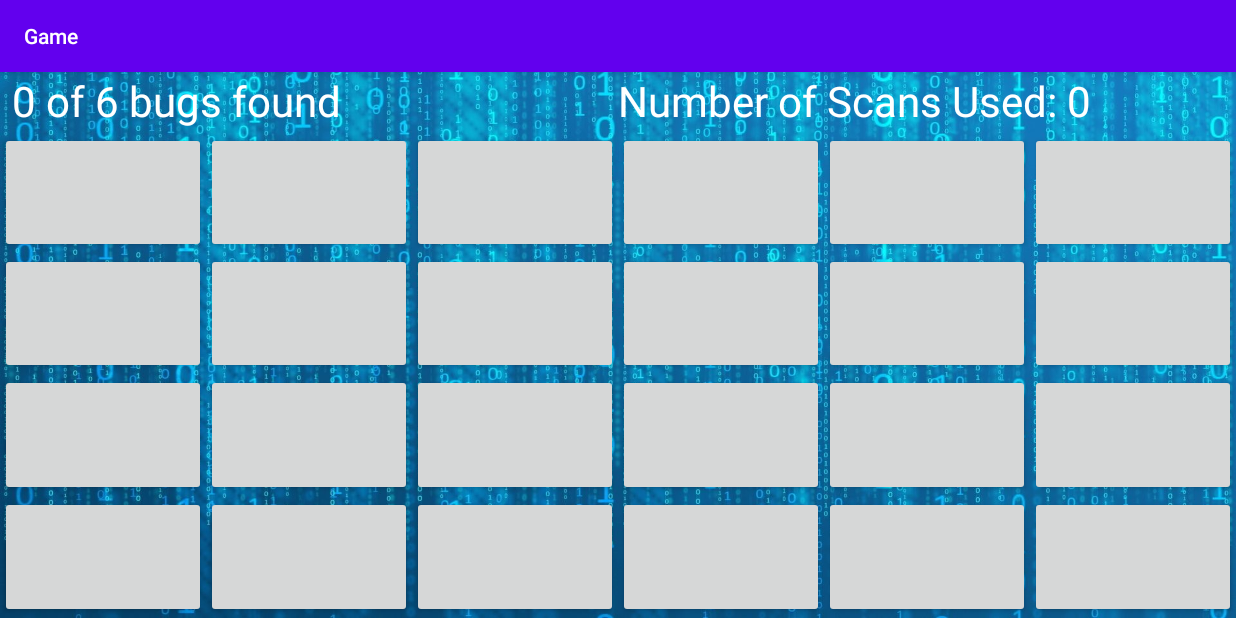
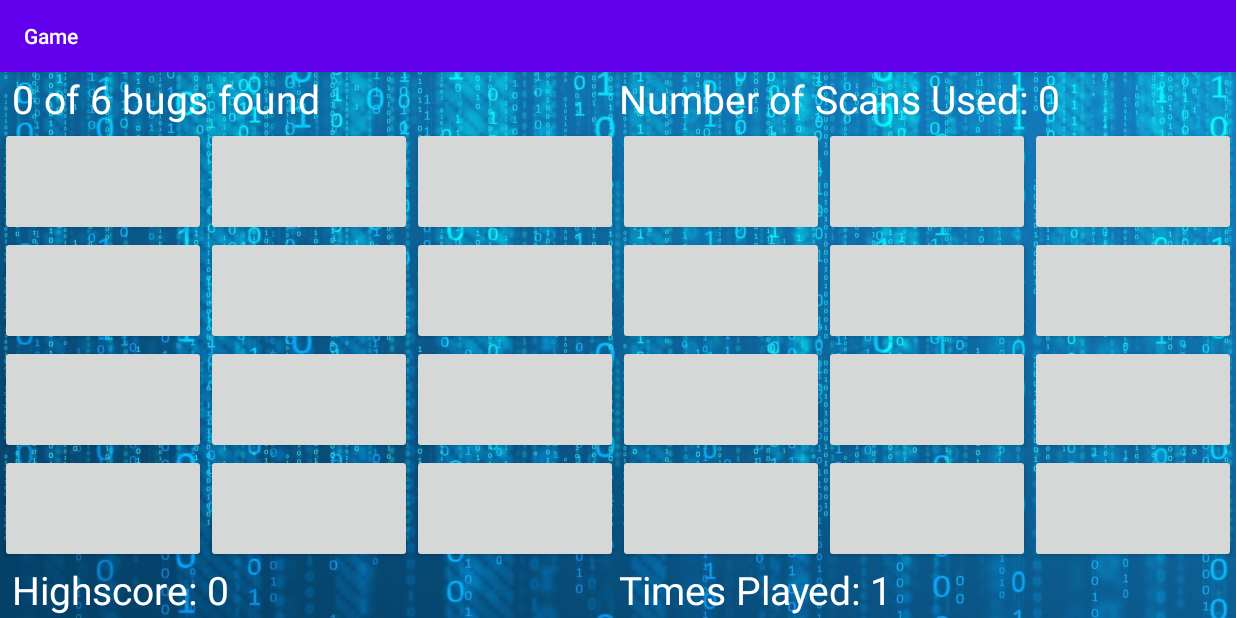
Before and after one commit to Chang-Y-Y/basic-android-game, an Android app: the MainActivity screen opened directly, with no data from a screen before it, after a tap on "PLAY", on a phone screen of 824 x 412 dp (held sideways). Run offline under Robolectric (Android 15) with nearby library versions, the phone set to English and light mode, and no system bars.

Commit message:
Added high score and number of games played

```diff
--- a/app/src/main/java/ca/cmpt276/as3/GameActivity.java
+++ b/app/src/main/java/ca/cmpt276/as3/GameActivity.java
@@ -58,7 +58,7 @@ public class GameActivity extends AppCompatActivity {
         // Setting up ui components
         populateButtons();
         lockButtonSizes();
-        updateGameTextState();
+        initGameText();
 
     }
 
@@ -167,11 +167,18 @@ public class GameActivity extends AppCompatActivity {
 
     private void checkGameFinished() {
         if (game.isFinished()) {
+            if (optionsConfig.getHighScore() > game.getNumScans()
+                    || optionsConfig.getHighScore() == 0) {
+
+                optionsConfig.setHighScore(game.getNumScans());
+                OptionsActivity.saveHighScoreForCurrentConfig(this,
+                                        optionsConfig.constructConfigString(),
+                                        optionsConfig.getHighScore());
+            }
+
             FragmentManager manager = getSupportFragmentManager();
             WinMessageFragment dialog = new WinMessageFragment();
             dialog.show(manager, "MessageDialog");
-
-            Log.i("TAG", "Just showed the dialog");
         }
     }
 
@@ -183,4 +190,12 @@ public class GameActivity extends AppCompatActivity {
         textView = findViewById(R.id.text_num_scans_used);
         textView.setText(getString(R.string.number_of_scans_used, game.getNumScans()));
     }
+
+    private void initGameText() {
+        updateGameTextState();
+        TextView textView = findViewById(R.id.text_num_games_played);
+        textView.setText(getString(R.string.num_games_started, optionsConfig.getNumGamesStarted()));
+        textView = findViewById(R.id.text_high_score);
+        textView.setText(getString(R.string.highscore_text, optionsConfig.getHighScore()));
+    }
 }
--- a/app/src/main/java/ca/cmpt276/as3/MainActivity.java
+++ b/app/src/main/java/ca/cmpt276/as3/MainActivity.java
@@ -63,6 +63,10 @@ public class MainActivity extends AppCompatActivity {
         button.setOnClickListener(new View.OnClickListener() {
             @Override
             public void onClick(View v) {
+                OptionsConfig optionsConfig = OptionsConfig.getInstance();
+                optionsConfig.incrementNumGamesStarted();
+                OptionsActivity.saveNumGamesStarted(MainActivity.this, optionsConfig.getNumGamesStarted());
+
                 Intent intent = GameActivity.makeIntent(MainActivity.this);
                 startActivity(intent);
             }
@@ -96,6 +100,9 @@ public class MainActivity extends AppCompatActivity {
         optionsConfig.setNumBug(OptionsActivity.getNumBugInGame(this));
         optionsConfig.setNumCol(OptionsActivity.getNumColsForBoard(this));
         optionsConfig.setNumRow(OptionsActivity.getNumRowsForBoard(this));
+        optionsConfig.setNumGamesStarted(OptionsActivity.getNumGamesStarted(this));
+        optionsConfig.setHighScore(OptionsActivity.getHighscoreForCurrentConfig(this,
+                optionsConfig.constructConfigString()));
     }
 
 }
--- a/app/src/main/java/ca/cmpt276/as3/OptionsActivity.java
+++ b/app/src/main/java/ca/cmpt276/as3/OptionsActivity.java
@@ -32,6 +32,7 @@ public class OptionsActivity extends AppCompatActivity {
     private static final String NUM_BUGS_KEY = "Num bugs in game";
     private static final String NUM_ROWS_KEY = "Num rows for game board";
     private static final String NUM_COLS_KEY = "Num cols for game board";
+    private static final String NUM_GAMES_STARTED_KEY = "Num games started";
     private static final int DEFAULT_NUM_BUGS = 6;
     private static final int DEFAULT_NUM_ROWS = 4;
     private static final int DEFAULT_NUM_COLS = 6;
@@ -44,9 +45,9 @@ public class OptionsActivity extends AppCompatActivity {
                     new int[]{-android.R.attr.state_checked}, //disabled
                     new int[]{android.R.attr.state_checked} //enabled
             },
-            new int[] {
+            new int[]{
                     Color.WHITE //disabled
-                    ,Color.RED //enabled
+                    , Color.RED //enabled
             }
     );
 
@@ -74,7 +75,7 @@ public class OptionsActivity extends AppCompatActivity {
 
         // Create the buttons
         int[] numBugs = getResources().getIntArray(R.array.num_hack_bugs);
-        for (final int numBug: numBugs) {
+        for (final int numBug : numBugs) {
 
             RadioButton button = new RadioButton(this);
             button.setText(getString(R.string.hacker_bugs, numBug));
@@ -84,6 +85,9 @@ public class OptionsActivity extends AppCompatActivity {
                 @Override
                 public void onClick(View v) {
                     saveNumBug(numBug);
+                    optionsConfig.setHighScore(getHighscoreForCurrentConfig(
+                            OptionsActivity.this,
+                            optionsConfig.constructConfigString()));
                 }
             });
 
@@ -127,6 +131,9 @@ public class OptionsActivity extends AppCompatActivity {
                 @Override
                 public void onClick(View v) {
                     saveBoardSize(height, width);
+                    optionsConfig.setHighScore(getHighscoreForCurrentConfig(
+                            OptionsActivity.this,
+                            optionsConfig.constructConfigString()));
                 }
             });
 
@@ -162,4 +169,31 @@ public class OptionsActivity extends AppCompatActivity {
         return preferences.getInt(NUM_COLS_KEY,
                 DEFAULT_NUM_COLS);
     }
+
+    static public void saveNumGamesStarted(Context context, int numGames) {
+        SharedPreferences preferences = context.getSharedPreferences(SHARED_PREFS_NAME, MODE_PRIVATE);
+        SharedPreferences.Editor editor = preferences.edit();
+        editor.putInt(NUM_GAMES_STARTED_KEY, numGames);
+        editor.apply();
+    }
+
+
+    static public int getNumGamesStarted(Context context) {
+        SharedPreferences preferences = context.getSharedPreferences(SHARED_PREFS_NAME, MODE_PRIVATE);
+
+        return preferences.getInt(NUM_GAMES_STARTED_KEY, 0);
+    }
+
+    static public int getHighscoreForCurrentConfig(Context context, String configKey) {
+        SharedPreferences preferences = context.getSharedPreferences(SHARED_PREFS_NAME, MODE_PRIVATE);
+
+        return preferences.getInt(configKey, 0);
+    }
+
+    static public void saveHighScoreForCurrentConfig(Context context, String configKey, int value) {
+        SharedPreferences preferences = context.getSharedPreferences(SHARED_PREFS_NAME, MODE_PRIVATE);
+        SharedPreferences.Editor editor = preferences.edit();
+        editor.putInt(configKey, value);
+        editor.apply();
+    }
 }
--- a/app/src/main/java/ca/cmpt276/as3/model/OptionsConfig.java
+++ b/app/src/main/java/ca/cmpt276/as3/model/OptionsConfig.java
@@ -9,6 +9,8 @@ public class OptionsConfig {
     private int numBug;
     private int numRow;
     private int numCol;
+    private int highScore;
+    private int numGamesStarted;
 
     private static OptionsConfig instance;
 
@@ -46,4 +48,28 @@ public class OptionsConfig {
     public void setNumCol(int numCol) {
         this.numCol = numCol;
     }
+
+    public int getHighScore() {
+        return highScore;
+    }
+
+    public void setHighScore(int highScore) {
+        this.highScore = highScore;
+    }
+
+    public int getNumGamesStarted() {
+        return numGamesStarted;
+    }
+
+    public void setNumGamesStarted(int numGamesStarted) {
+        this.numGamesStarted = numGamesStarted;
+    }
+
+    public void incrementNumGamesStarted() {
+        numGamesStarted++;
+    }
+
+    public String constructConfigString() {
+        return numRow + " rows " + numCol + " columns " + numBug + " bugs";
+    }
 }
--- a/app/src/main/res/layout/content_game.xml
+++ b/app/src/main/res/layout/content_game.xml
@@ -11,21 +11,21 @@
         android:layout_width="wrap_content"
         android:layout_height="wrap_content"
         android:orientation="horizontal"
-        app:layout_constraintGuide_percent="0.10948905" />
+        app:layout_constraintGuide_percent="0.1" />
 
     <androidx.constraintlayout.widget.Guideline
         android:id="@+id/guideline13"
         android:layout_width="wrap_content"
         android:layout_height="wrap_content"
         android:orientation="vertical"
-        app:layout_constraintGuide_percent="0.5" />
+        app:layout_constraintGuide_percent="0.500684" />
 
     <TableLayout
         android:id="@+id/table_layout_game_board"
         android:layout_width="0dp"
         android:layout_height="0dp"
         android:stretchColumns="*"
-        app:layout_constraintBottom_toBottomOf="parent"
+        app:layout_constraintBottom_toTopOf="@+id/guideline20"
         app:layout_constraintEnd_toEndOf="parent"
         app:layout_constraintStart_toStartOf="parent"
         app:layout_constraintTop_toTopOf="@+id/guideline12">
@@ -37,7 +37,7 @@
         android:layout_width="0dp"
         android:layout_height="0dp"
         android:layout_marginStart="8dp"
-        android:text="TextView"
+        android:text="@string/textview"
         android:textColor="#FFFFFF"
         app:autoSizeMaxTextSize="100sp"
         app:autoSizeMinTextSize="12sp"
@@ -53,7 +53,7 @@
         android:layout_width="0dp"
         android:layout_height="0dp"
         android:layout_marginEnd="8dp"
-        android:text="TextView"
+        android:text="@string/number_of_scans_used"
         android:textColor="#FFFFFF"
         app:layout_constraintBottom_toTopOf="@+id/guideline12"
         app:layout_constraintEnd_toEndOf="parent"
@@ -63,4 +63,42 @@
         app:autoSizeMinTextSize="12sp"
         app:autoSizeStepGranularity="2sp"
         app:autoSizeTextType="uniform"/>
+
+    <androidx.constraintlayout.widget.Guideline
+        android:id="@+id/guideline20"
+        android:layout_width="wrap_content"
+        android:layout_height="wrap_content"
+        android:orientation="horizontal"
+        app:layout_constraintGuide_percent="0.9" />
+
+    <TextView
+        android:id="@+id/text_num_games_played"
+        android:layout_width="0dp"
+        android:layout_height="0dp"
+        android:text="@string/textview"
+        android:textColor="#FFFFFF"
+        app:autoSizeMaxTextSize="100sp"
+        app:autoSizeMinTextSize="12sp"
+        app:autoSizeStepGranularity="2sp"
+        app:autoSizeTextType="uniform"
+        app:layout_constraintBottom_toBottomOf="parent"
+        app:layout_constraintEnd_toEndOf="parent"
+        app:layout_constraintStart_toStartOf="@+id/guideline13"
+        app:layout_constraintTop_toTopOf="@+id/guideline20" />
+
+    <TextView
+        android:id="@+id/text_high_score"
+        android:layout_width="0dp"
+        android:layout_height="0dp"
+        android:layout_marginStart="8dp"
+        android:text="@string/textview"
+        android:textColor="#FFFFFF"
+        app:autoSizeMaxTextSize="100sp"
+        app:autoSizeMinTextSize="12sp"
+        app:autoSizeStepGranularity="2sp"
+        app:autoSizeTextType="uniform"
+        app:layout_constraintBottom_toBottomOf="parent"
+        app:layout_constraintEnd_toStartOf="@+id/guideline13"
+        app:layout_constraintStart_toStartOf="parent"
+        app:layout_constraintTop_toTopOf="@+id/guideline20" />
 </androidx.constraintlayout.widget.ConstraintLayout>
--- a/app/src/main/res/values/strings.xml
+++ b/app/src/main/res/values/strings.xml
@@ -39,4 +39,8 @@
     <string name="number_of_scans_used">"Number of Scans Used: %1d"</string>
     <string name="a_winner_is_you">A winner is you</string>
     <string name="number">"%1d"</string>
+    <string name="highscore_key">"%1d row %1d column %1d num of bugs key</string>
+    <string name="textview">TextView</string>
+    <string name="highscore_text">"Highscore: %1d"</string>
+    <string name="num_games_started">"Times Played: %1d"</string>
 </resources>
```
